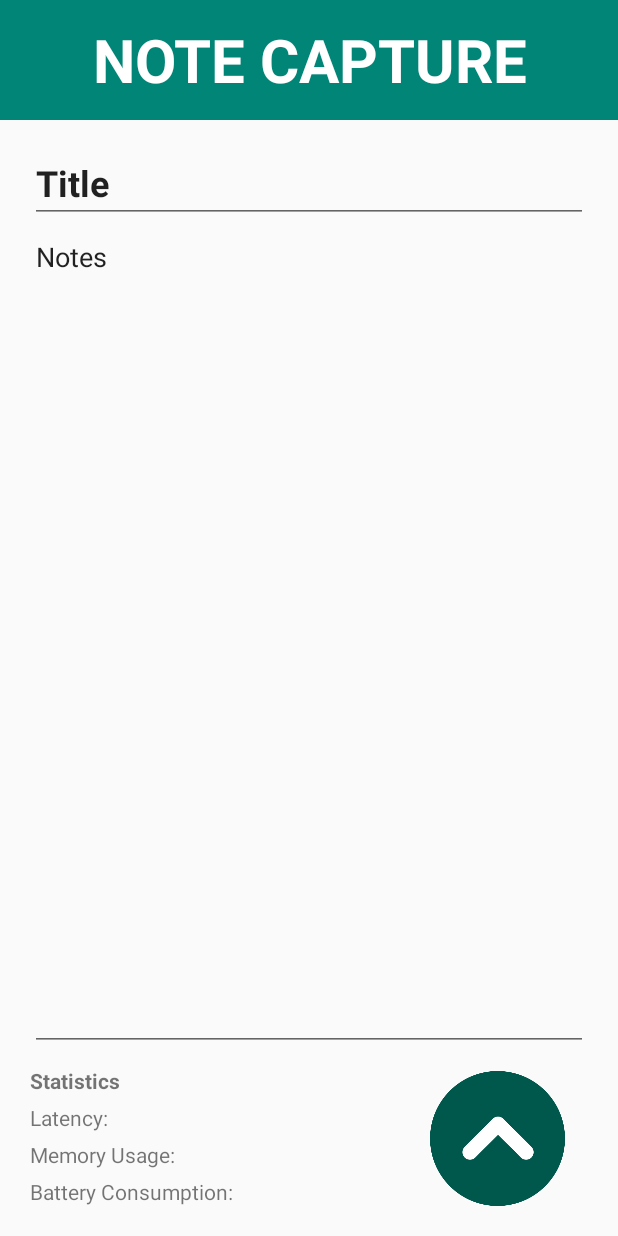
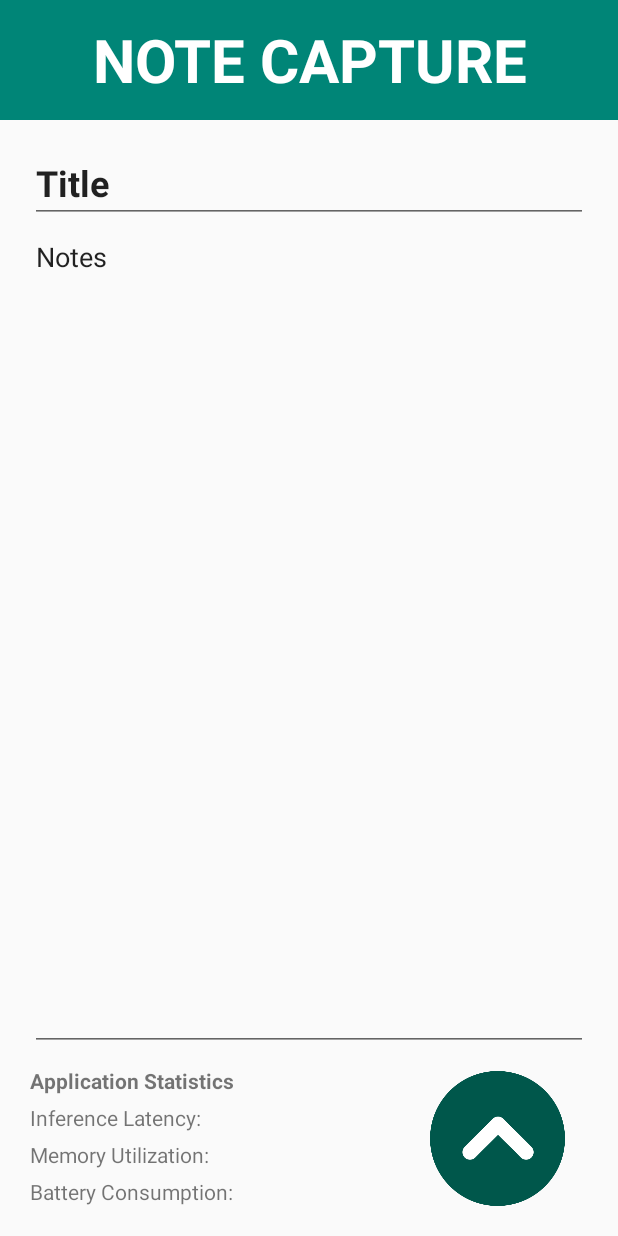
Before and after one commit to kqsavell/CS4518GroupProject, an Android app: the screen it shows after launch (MainActivity), on a phone screen of 412 x 824 dp. Run offline under Robolectric (Android 15) with nearby library versions, the phone set to English and light mode, and no system bars; libraries missing offline, so code that uses them is left out: com.google.firebase.ml; 2 statements that could not run were skipped.

Commit message:
got rid of notes button and changed wording

```diff
--- a/app/src/main/res/layout/bottomsheet.xml
+++ b/app/src/main/res/layout/bottomsheet.xml
@@ -33,16 +33,6 @@
         app:layout_constraintStart_toStartOf="parent"
         app:layout_constraintTop_toBottomOf="@+id/uploadTitle" />
 
-    <ImageButton
-        android:id="@+id/notesButton"
-        android:layout_width="80dp"
-        android:layout_height="80dp"
-        android:layout_marginStart="20dp"
-        android:layout_marginTop="8dp"
-        android:background="@mipmap/notesicon"
-        app:layout_constraintStart_toEndOf="@+id/driveButton"
-        app:layout_constraintTop_toBottomOf="@+id/uploadTitle" />
-
     <TextView
         android:id="@+id/uploadTitle"
         android:layout_width="0dp"
@@ -72,20 +62,6 @@
         app:layout_constraintHorizontal_bias="1.0"
         app:layout_constraintStart_toStartOf="@+id/driveButton"
         app:layout_constraintTop_toBottomOf="@+id/driveButton" />
-
-    <TextView
-        android:id="@+id/notesLabel"
-        android:layout_width="0dp"
-        android:layout_height="wrap_content"
-        android:layout_marginTop="5dp"
-        android:text="Notes"
-        android:textAlignment="center"
-        android:textColor="@color/white"
-        android:textStyle="bold"
-        app:layout_constraintEnd_toEndOf="@+id/notesButton"
-        app:layout_constraintHorizontal_bias="1.0"
-        app:layout_constraintStart_toStartOf="@+id/notesButton"
-        app:layout_constraintTop_toBottomOf="@+id/notesButton" />
 
     <ImageButton
         android:id="@+id/imageButton3"
--- a/app/src/main/res/layout/fragment_body.xml
+++ b/app/src/main/res/layout/fragment_body.xml
@@ -45,7 +45,7 @@
         android:layout_height="wrap_content"
         android:layout_marginStart="20dp"
         android:layout_marginBottom="5dp"
-        android:text="Statistics"
+        android:text="Application Statistics"
         android:textAlignment="textStart"
         android:textSize="14sp"
         android:textStyle="bold"
@@ -58,7 +58,7 @@
         android:layout_height="wrap_content"
         android:layout_marginStart="20dp"
         android:layout_marginBottom="5dp"
-        android:text="Latency: "
+        android:text="Inference Latency: "
         app:layout_constraintBottom_toTopOf="@+id/textView4"
         app:layout_constraintStart_toStartOf="parent" />
 
@@ -68,7 +68,7 @@
         android:layout_height="wrap_content"
         android:layout_marginStart="20dp"
         android:layout_marginBottom="5dp"
-        android:text="Memory Usage: "
+        android:text="Memory Utilization: "
         app:layout_constraintBottom_toTopOf="@+id/textView5"
         app:layout_constraintStart_toStartOf="parent" />
 
```
